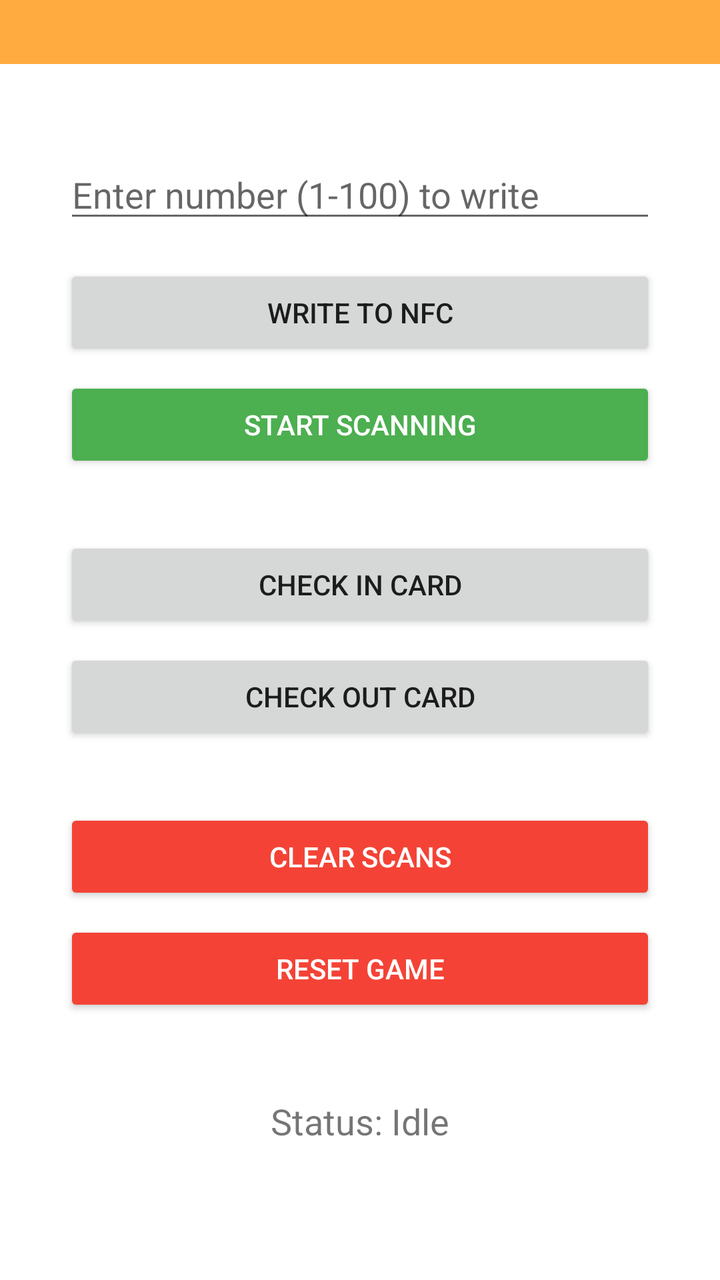
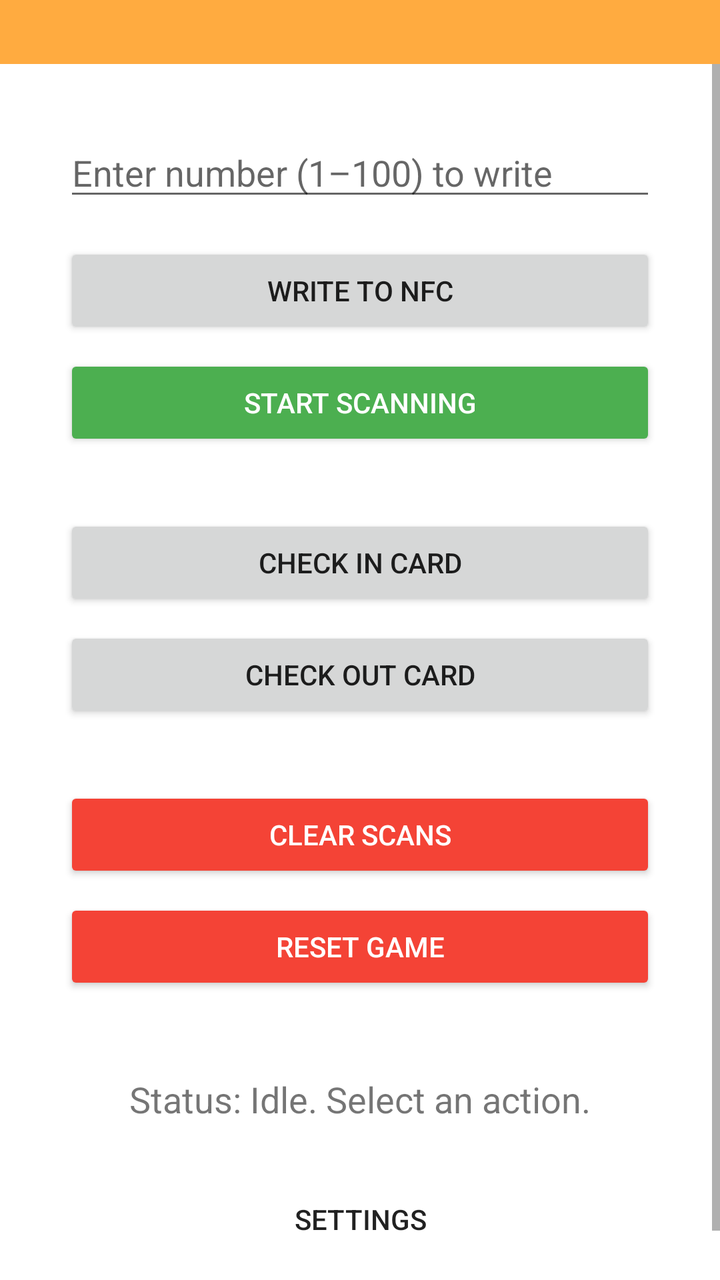

Screens rendered from an Android XML layout before and after an edit, with the pre-edit source and the edit as a unified diff.
<!-- AndroidManifest.xml: application theme Theme.NFCApp -->
<!-- res/layout/activity_main.xml -->
<?xml version="1.0" encoding="utf-8"?>
<FrameLayout xmlns:android="http://schemas.android.com/apk/res/android"
    xmlns:app="http://schemas.android.com/apk/res-auto"
    xmlns:tools="http://schemas.android.com/tools"
    android:id="@+id/rootLayout"
    android:layout_width="match_parent"
    android:layout_height="match_parent"
    android:background="@color/default_background"
    tools:context=".MainActivity">

    
    <View
        android:id="@+id/webSocketStatusIndicator"
        android:layout_width="match_parent"
        android:layout_height="32dp"
        android:layout_gravity="top"
        android:background="@color/ws_status_connecting" />


    
    <LinearLayout
        android:id="@+id/mainContentLayout"
        android:layout_width="match_parent"
        android:layout_height="match_parent"
        android:orientation="vertical"
        android:padding="32dp"
        android:gravity="center"
        android:layout_marginTop="16dp">

        <EditText
            android:id="@+id/editTextNumber"
            android:layout_width="match_parent"
            android:layout_height="wrap_content"
            android:hint="Enter number (1-100) to write"
            android:inputType="number"
            android:layout_marginBottom="16dp"/>

        <Button
            android:id="@+id/buttonWriteNfc"
            android:layout_width="match_parent"
            android:layout_height="wrap_content"
            android:text="WRITE to NFC"
            android:layout_marginBottom="8dp"/>

        <Button
            android:id="@+id/buttonReadNfc"
            android:layout_width="match_parent"
            android:layout_height="wrap_content"
            android:backgroundTint="@color/success_green"
            android:textColor="@color/white"
            android:text="Start Scanning"
            android:layout_marginBottom="32dp"/>

        <Button
            android:id="@+id/buttonCheckInNfc"
            android:layout_width="match_parent"
            android:layout_height="wrap_content"
            android:text="Check IN Card"
            android:layout_marginBottom="8dp"/>

        <Button
            android:id="@+id/buttonCheckOutNfc"
            android:layout_width="match_parent"
            android:layout_height="wrap_content"
            android:text="Check OUT Card"
            android:layout_marginBottom="32dp"/>

        <Button
            android:id="@+id/buttonClearScans"
            android:layout_width="match_parent"
            android:layout_height="wrap_content"
            android:text="Clear scans"
            android:textColor="@color/white"
            android:backgroundTint="@color/error_red"
            android:layout_marginBottom="8dp"/>

        <Button
            android:id="@+id/buttonResetGame"
            android:layout_width="match_parent"
            android:layout_height="wrap_content"
            android:text="Reset Game"
            android:textColor="@color/white"
            android:backgroundTint="@color/error_red"
            android:layout_marginBottom="32dp"/>

        <TextView
            android:id="@+id/textViewStatus"
            android:layout_width="match_parent"
            android:layout_height="wrap_content"
            android:text="Status: Idle"
            android:textSize="18sp"
            android:gravity="center"
            android:padding="8dp"/>
    </LinearLayout>

    
    <ProgressBar
        android:id="@+id/progressBarScanning"
        style="?android:attr/progressBarStyleLarge"
        android:layout_width="wrap_content"
        android:layout_height="wrap_content"
        android:layout_gravity="center"
        android:visibility="gone" />

    
    <View
        android:id="@+id/scanningBar"
        android:layout_width="match_parent"
        android:layout_height="16dp"
        android:background="@color/error_red"
        android:visibility="gone" /> 

    
    <TextView
        android:id="@+id/textViewSuccessNumber"
        android:layout_width="wrap_content"
        android:layout_height="wrap_content"
        android:layout_gravity="center"
        android:textSize="190sp"
        android:textStyle="bold"
        android:textColor="@android:color/white"
        android:fontFamily="@font/socafe"
        android:visibility="gone" /> 

</FrameLayout>
<!-- resources referenced by this layout -->
<resources>
  <color name="default_background">#FFFFFFFF</color>
  <color name="error_red">#F44336</color>
  <color name="success_green">#4CAF50</color>
  <color name="white">#FFFFFFFF</color>
  <color name="ws_status_connecting">#FFAB40</color>
  <style name="Theme.NFCApp" parent="Theme.AppCompat.DayNight.NoActionBar" />
</resources>

<!-- the commit's change to res/layout/activity_main.xml (unified diff, before → after) -->
@@ -14,93 +14,100 @@
         android:layout_width="match_parent"
         android:layout_height="32dp"
         android:layout_gravity="top"
-        android:background="@color/ws_status_connecting" />
-
+        android:background="@color/ws_status_connecting"
+        android:contentDescription="@string/cd_ws_status_connecting"
+        android:importantForAccessibility="yes" />
 
     
-    <LinearLayout
-        android:id="@+id/mainContentLayout"
+    <ScrollView
         android:layout_width="match_parent"
         android:layout_height="match_parent"
-        android:orientation="vertical"
-        android:padding="32dp"
-        android:gravity="center"
-        android:layout_marginTop="16dp">
+        android:layout_marginTop="32dp"
+        android:fillViewport="true">
 
-        <EditText
-            android:id="@+id/editTextNumber"
+        <LinearLayout
+            android:id="@+id/mainContentLayout"
             android:layout_width="match_parent"
             android:layout_height="wrap_content"
-            android:hint="Enter number (1-100) to write"
-            android:inputType="number"
-            android:layout_marginBottom="16dp"/>
+            android:orientation="vertical"
+            android:padding="32dp"
+            android:gravity="center">
 
-        <Button
-            android:id="@+id/buttonWriteNfc"
-            android:layout_width="match_parent"
-            android:layout_height="wrap_content"
-            android:text="WRITE to NFC"
-            android:layout_marginBottom="8dp"/>
+            <EditText
+                android:id="@+id/editTextNumber"
+                android:layout_width="match_parent"
+                android:layout_height="wrap_content"
+                android:hint="@string/hint_enter_number"
+                android:inputType="number"
+                android:importantForAutofill="no"
+                android:layout_marginBottom="16dp"/>
 
-        <Button
-            android:id="@+id/buttonReadNfc"
-            android:layout_width="match_parent"
-            android:layout_height="wrap_content"
-            android:backgroundTint="@color/success_green"
-            android:textColor="@color/white"
-            android:text="Start Scanning"
-            android:layout_marginBottom="32dp"/>
+            <Button
+                android:id="@+id/buttonWriteNfc"
+                android:layout_width="match_parent"
+                android:layout_height="wrap_content"
+                android:text="@string/button_write_nfc"
+                android:layout_marginBottom="8dp"/>
 
-        <Button
-            android:id="@+id/buttonCheckInNfc"
-            android:layout_width="match_parent"
-            android:layout_height="wrap_content"
-            android:text="Check IN Card"
-            android:layout_marginBottom="8dp"/>
+            <Button
+                android:id="@+id/buttonReadNfc"
+                android:layout_width="match_parent"
+                android:layout_height="wrap_content"
+                android:backgroundTint="@color/success_green"
+                android:textColor="@color/white"
+                android:text="@string/button_start_scanning"
+                android:layout_marginBottom="32dp"/>
 
-        <Button
-            android:id="@+id/buttonCheckOutNfc"
-            android:layout_width="match_parent"
-            android:layout_height="wrap_content"
-            android:text="Check OUT Card"
-            android:layout_marginBottom="32dp"/>
+            <Button
+                android:id="@+id/buttonCheckInNfc"
+                android:layout_width="match_parent"
+                android:layout_height="wrap_content"
+                android:text="@string/button_check_in"
+                android:layout_marginBottom="8dp"/>
 
-        <Button
-            android:id="@+id/buttonClearScans"
-            android:layout_width="match_parent"
-            android:layout_height="wrap_content"
-            android:text="Clear scans"
-            android:textColor="@color/white"
-            android:backgroundTint="@color/error_red"
-            android:layout_marginBottom="8dp"/>
+            <Button
+                android:id="@+id/buttonCheckOutNfc"
+                android:layout_width="match_parent"
+                android:layout_height="wrap_content"
+                android:text="@string/button_check_out"
+                android:layout_marginBottom="32dp"/>
 
-        <Button
-            android:id="@+id/buttonResetGame"
-            android:layout_width="match_parent"
-            android:layout_height="wrap_content"
-            android:text="Reset Game"
-            android:textColor="@color/white"
-            android:backgroundTint="@color/error_red"
-            android:layout_marginBottom="32dp"/>
+            <Button
+                android:id="@+id/buttonClearScans"
+                android:layout_width="match_parent"
+                android:layout_height="wrap_content"
+                android:text="@string/button_clear_scans"
+                android:textColor="@color/white"
+                android:backgroundTint="@color/error_red"
+                android:layout_marginBottom="8dp"/>
 
-        <TextView
-            android:id="@+id/textViewStatus"
-            android:layout_width="match_parent"
-            android:layout_height="wrap_content"
-            android:text="Status: Idle"
-            android:textSize="18sp"
-            android:gravity="center"
-            android:padding="8dp"/>
-    </LinearLayout>
+            <Button
+                android:id="@+id/buttonResetGame"
+                android:layout_width="match_parent"
+                android:layout_height="wrap_content"
+                android:text="@string/button_reset_game"
+                android:textColor="@color/white"
+                android:backgroundTint="@color/error_red"
+                android:layout_marginBottom="32dp"/>
 
-    
-    <ProgressBar
-        android:id="@+id/progressBarScanning"
-        style="?android:attr/progressBarStyleLarge"
-        android:layout_width="wrap_content"
-        android:layout_height="wrap_content"
-        android:layout_gravity="center"
-        android:visibility="gone" />
+            <TextView
+                android:id="@+id/textViewStatus"
+                android:layout_width="match_parent"
+                android:layout_height="wrap_content"
+                android:text="@string/status_idle"
+                android:textSize="18sp"
+                android:gravity="center"
+                android:padding="8dp"/>
+
+            <Button
+                android:id="@+id/buttonSettings"
+                style="?android:attr/borderlessButtonStyle"
+                android:layout_width="match_parent"
+                android:layout_height="wrap_content"
+                android:text="@string/button_settings"
+                android:layout_marginTop="16dp"/>
+        </LinearLayout>
+    </ScrollView>
 
     
     <View
@@ -108,7 +115,8 @@
         android:layout_width="match_parent"
         android:layout_height="16dp"
         android:background="@color/error_red"
-        android:visibility="gone" /> 
+        android:contentDescription="@string/cd_scanning_bar"
+        android:visibility="gone" />
 
     
     <TextView
@@ -120,6 +128,7 @@
         android:textStyle="bold"
         android:textColor="@android:color/white"
         android:fontFamily="@font/socafe"
-        android:visibility="gone" /> 
+        android:importantForAccessibility="yes"
+        android:visibility="gone" />
 
 </FrameLayout>
<!-- resource entries referenced after the edit -->
@@ -5,6 +5,22 @@
   <color name="success_green">#4CAF50</color>
   <color name="white">#FFFFFFFF</color>
   <color name="ws_status_connecting">#FFAB40</color>
-  <style name="Theme.NFCApp" parent="Theme.AppCompat.DayNight.NoActionBar" />
+  <string name="button_check_in">Check IN Card</string>
+  <string name="button_check_out">Check OUT Card</string>
+  <string name="button_clear_scans">Clear scans</string>
+  <string name="button_reset_game">Reset Game</string>
+  <string name="button_settings">Settings</string>
+  <string name="button_start_scanning">Start Scanning</string>
+  <string name="button_write_nfc">WRITE to NFC</string>
+  <string name="cd_scanning_bar">Scanning indicator</string>
+  <string name="cd_ws_status_connecting">WebSocket connecting</string>
+  <string name="hint_enter_number">Enter number (1–100) to write</string>
+  <string name="status_idle">Status: Idle. Select an action.</string>
+  <style name="Theme.NFCApp" parent="Theme.AppCompat.DayNight.NoActionBar">
+          <item name="colorPrimary">@color/success_green</item>
+          <item name="colorPrimaryDark">@color/success_green</item>
+          <item name="colorAccent">@color/success_green</item>
+          <item name="android:colorBackground">@color/default_background</item>
+      </style>
 </resources>
 
